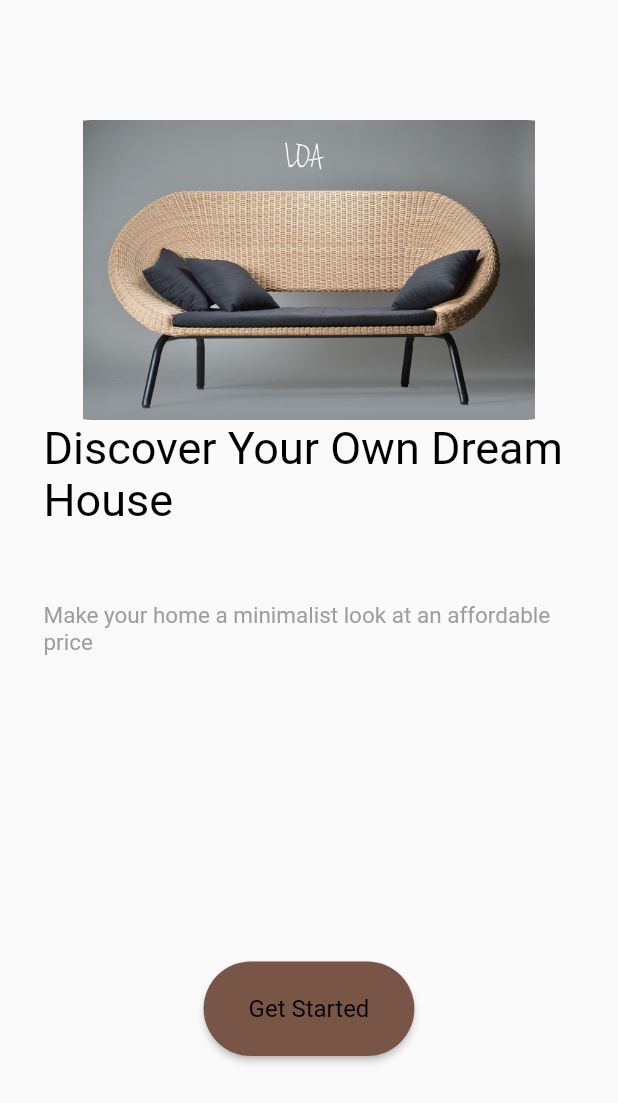
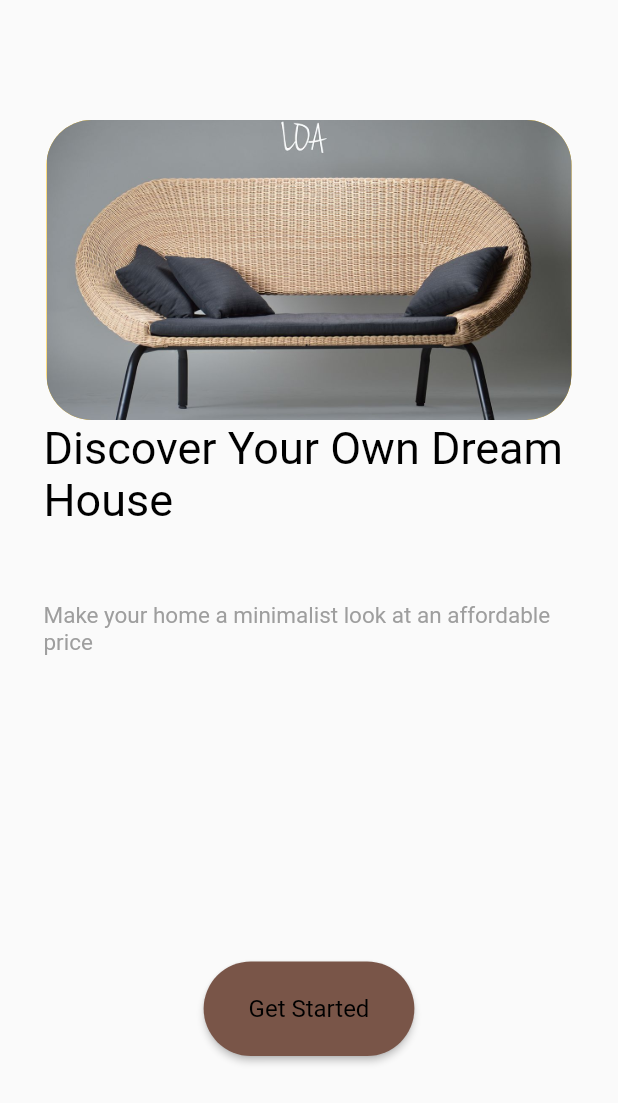
Before and after one commit to MarcelliaNr20200120003/projek_pam5, a Flutter app: the screen it shows after launch, on a phone screen of 412 x 824 dp. Shown: the top 1103 px of the screen. Run offline on Flutter 3.47's test engine with Material 2 defaults, Android fonts, the phone set to English and light mode, and no system bars; our stand-ins replace carousel_slider, google_fonts; Roboto replaces fonts that are missing (Acme).

Commit message:
update halaman wellcome

```diff
--- a/lib/screens/welcome_screen.dart
+++ b/lib/screens/welcome_screen.dart
@@ -25,19 +25,13 @@
                 ),
                 height: 200,
                 width: 350,
-                decoration: const BoxDecoration(
-                  borderRadius: BorderRadius.only(
-                    topLeft: Radius.circular(30),
-                    bottomLeft: Radius.circular(30),
-                    bottomRight: Radius.circular(30),
-                    topRight: Radius.circular(30),
-                  ),
-                  image: DecorationImage(
-                    image: AssetImage(
-                      "assets/icons/getstar.jpg",
-                    ),
-                  ),
-                ),
+                decoration: BoxDecoration(
+                    color: Colors.amber,
+                    borderRadius: BorderRadius.circular(30),
+                    image: DecorationImage(
+                      fit: BoxFit.cover,
+                      image: AssetImage("assets/icons/getstar.jpg"),
+                    )),
               ),
               Expanded(
                   child: Container(
```
